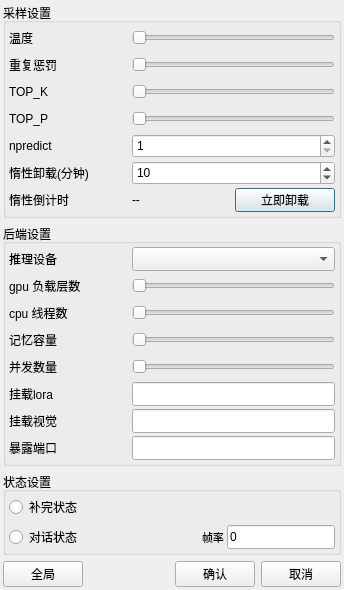
Above: src/widget/settings_dialog.ui from ylsdamxssjxxdd/eva before the change. Below: the same form after it.
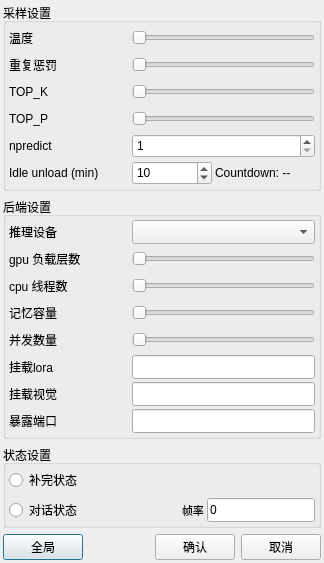
That is the form after the change.

Commit message: 简化卸载设置

```diff
--- a/src/widget/settings_dialog.ui
+++ b/src/widget/settings_dialog.ui
@@ -306,7 +306,7 @@
            </size>
           </property>
           <property name="text">
-           <string>惰性卸载(分钟)</string>
+           <string>Idle unload (min)</string>
           </property>
          </widget>
         </item>
@@ -314,13 +314,13 @@
          <widget class="QSpinBox" name="lazy_timeout_spin">
           <property name="minimumSize">
            <size>
-            <width>100</width>
+            <width>80</width>
             <height>24</height>
            </size>
           </property>
           <property name="maximumSize">
            <size>
-            <width>16777215</width>
+            <width>120</width>
             <height>24</height>
            </size>
           </property>
@@ -335,29 +335,6 @@
           </property>
          </widget>
         </item>
-       </layout>
-      </item>
-      <item>
-       <layout class="QHBoxLayout" name="horizontalLayout_lazyCountdown">
-        <item>
-         <widget class="QLabel" name="lazy_countdown_title_label">
-          <property name="minimumSize">
-           <size>
-            <width>120</width>
-            <height>24</height>
-           </size>
-          </property>
-          <property name="maximumSize">
-           <size>
-            <width>120</width>
-            <height>24</height>
-           </size>
-          </property>
-          <property name="text">
-           <string>惰性倒计时</string>
-          </property>
-         </widget>
-        </item>
         <item>
          <widget class="QLabel" name="lazy_countdown_value_label">
           <property name="minimumSize">
@@ -372,33 +349,14 @@
             <height>24</height>
            </size>
           </property>
-          <property name="text">
-           <string>--</string>
-          </property>
+         <property name="text">
+          <string>Countdown: --</string>
+         </property>
           <property name="alignment">
            <set>Qt::AlignLeading|Qt::AlignLeft|Qt::AlignVCenter</set>
           </property>
          </widget>
         </item>
-        <item>
-         <widget class="QPushButton" name="lazy_unload_button">
-          <property name="minimumSize">
-           <size>
-            <width>100</width>
-            <height>24</height>
-           </size>
-          </property>
-          <property name="maximumSize">
-           <size>
-            <width>150</width>
-            <height>24</height>
-           </size>
-          </property>
-          <property name="text">
-           <string>立即卸载</string>
-          </property>
-         </widget>
-        </item>
        </layout>
       </item>
      </layout>
```
The commit also changes 3 other files.
